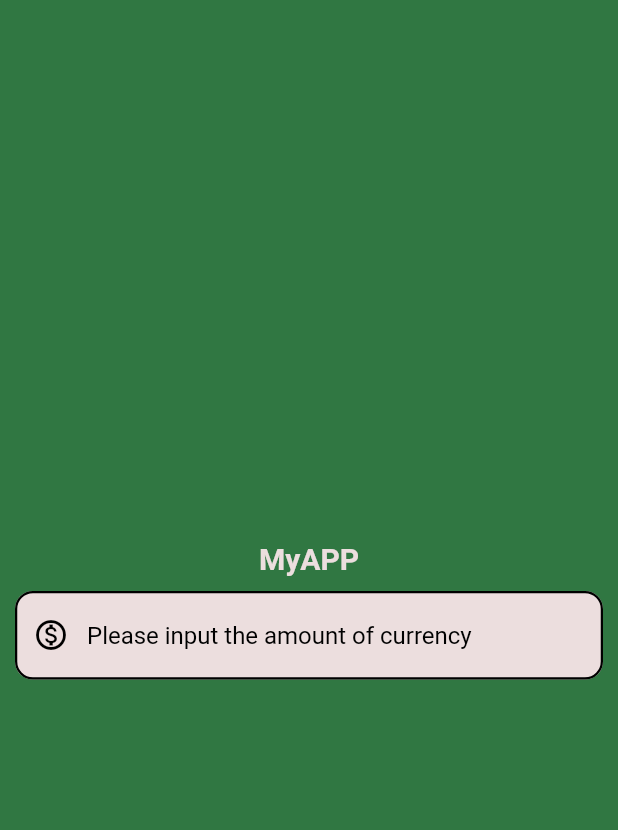
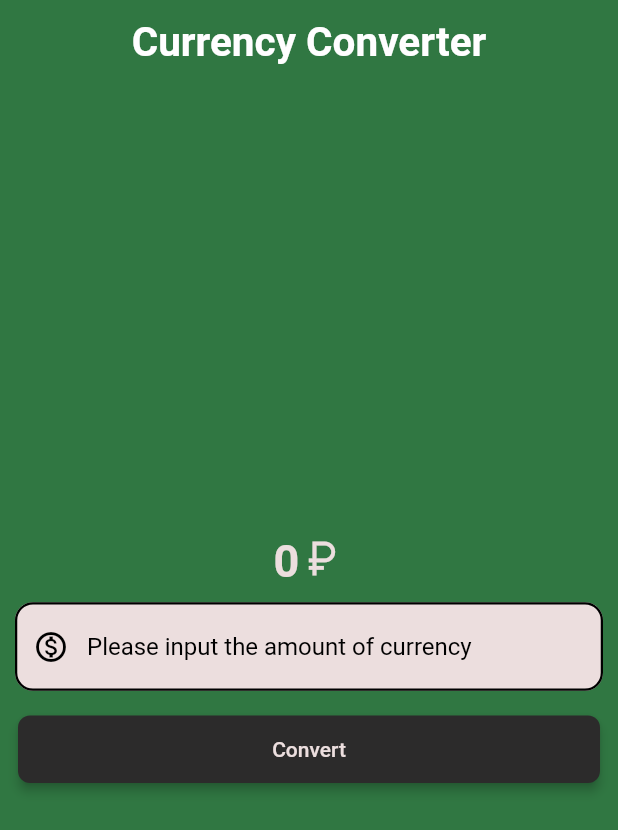
Before and after one commit to MaksimSerebryakov/flutter-projects, a Flutter app: the screen it shows after launch, on a phone screen of 412 x 824 dp. Shown: the top 830 px of the screen. Run offline on Flutter 3.47's test engine with Material 2 defaults, Android fonts, the light colour scheme and no system bars.

Commit message:
1st currency_converter debug version

```diff
--- a/currency_converter_app/lib/currency_converter_material_page.dart
+++ b/currency_converter_app/lib/currency_converter_material_page.dart
@@ -1,7 +1,35 @@
 import 'package:flutter/material.dart';
 
-class CurrencyConverterPage extends StatelessWidget {
+class CurrencyConverterPage extends StatefulWidget {
   const CurrencyConverterPage({super.key});
+
+  @override
+  State<CurrencyConverterPage> createState() => _CurrencyConverterPageState();
+}
+
+// With such a realization the button doesn't really necessary here
+// but it's useful as a training
+
+class _CurrencyConverterPageState extends State<CurrencyConverterPage> {
+  double currAmount = 0;
+  double rate = 98.15; // currency rate
+
+  TextEditingController textEditingController =
+      TextEditingController(); // controller for the Textfield
+
+  void convert() {
+    if (textEditingController.text != '') {
+      currAmount = double.parse(textEditingController.text) * rate;
+    }
+    setState(() {});
+  }
+
+  @override
+  void initState() {
+    super.initState();
+
+    debugPrint('initializing the State');
+  }
 
   @override
   Widget build(BuildContext context) {
@@ -14,21 +42,53 @@ class CurrencyConverterPage extends StatelessWidget {
 
     return Scaffold(
       backgroundColor: const Color.fromARGB(255, 48, 119, 66),
+      appBar: AppBar(
+        backgroundColor: const Color.fromARGB(255, 48, 119, 66),
+        elevation: 0,
+        title: const Text('Currency Converter'),
+        centerTitle: true,
+        titleTextStyle: const TextStyle(
+          color: Color.fromARGB(255, 255, 254, 255),
+          fontSize: 27,
+          fontWeight: FontWeight.bold,
+        ),
+      ),
       body: Center(
         child: Column(
           mainAxisAlignment: MainAxisAlignment.center,
           children: [
-            const Text(
-              'MyAPP',
-              style: TextStyle(
-                fontSize: 20,
-                fontWeight: FontWeight.bold,
-                color: Color(0xFFECDEDE),
+            RichText(
+              text: TextSpan(
+                children: [
+                  TextSpan(
+                    text:
+                        currAmount == 0.0 ? '0' : currAmount.toStringAsFixed(2),
+                    style: const TextStyle(
+                      fontSize: 30,
+                      fontWeight: FontWeight.bold,
+                      color: Color(0xFFECDEDE),
+                    ),
+                  ),
+                  const WidgetSpan(
+                    child: Icon(
+                      Icons.currency_ruble,
+                      size: 30,
+                      color: Color(0xFFECDEDE),
+                    ),
+                  ),
+                ],
               ),
             ),
             Padding(
               padding: const EdgeInsets.all(10),
               child: TextField(
+                controller: textEditingController,
+                onChanged: (value) {
+                  if (value == '') {
+                    currAmount = 0;
+                  }
+                  convert();
+                },
                 cursorColor: const Color.fromRGBO(34, 34, 34, 1),
                 style: const TextStyle(
                   color: Colors.black,
@@ -52,7 +112,31 @@ class CurrencyConverterPage extends StatelessWidget {
                   decimal: true,
                 ),
               ),
-            )
+            ),
+            // button
+            Padding(
+              padding: const EdgeInsets.only(
+                top: 5,
+                left: 12,
+                right: 12,
+              ),
+              child: ElevatedButton(
+                onPressed: convert,
+                onLongPress: () {
+                  debugPrint('LONG pressed');
+                },
+                style: ElevatedButton.styleFrom(
+                  elevation: 3,
+                  backgroundColor: const Color.fromRGBO(44, 43, 43, 1),
+                  foregroundColor: const Color(0xFFECDEDE),
+                  minimumSize: const Size(double.infinity, 45),
+                  shape: RoundedRectangleBorder(
+                    borderRadius: BorderRadius.circular(8),
+                  ),
+                ),
+                child: const Text('Convert'),
+              ),
+            ),
           ],
         ),
       ),
```
Also changed, not shown: 1 other file.
